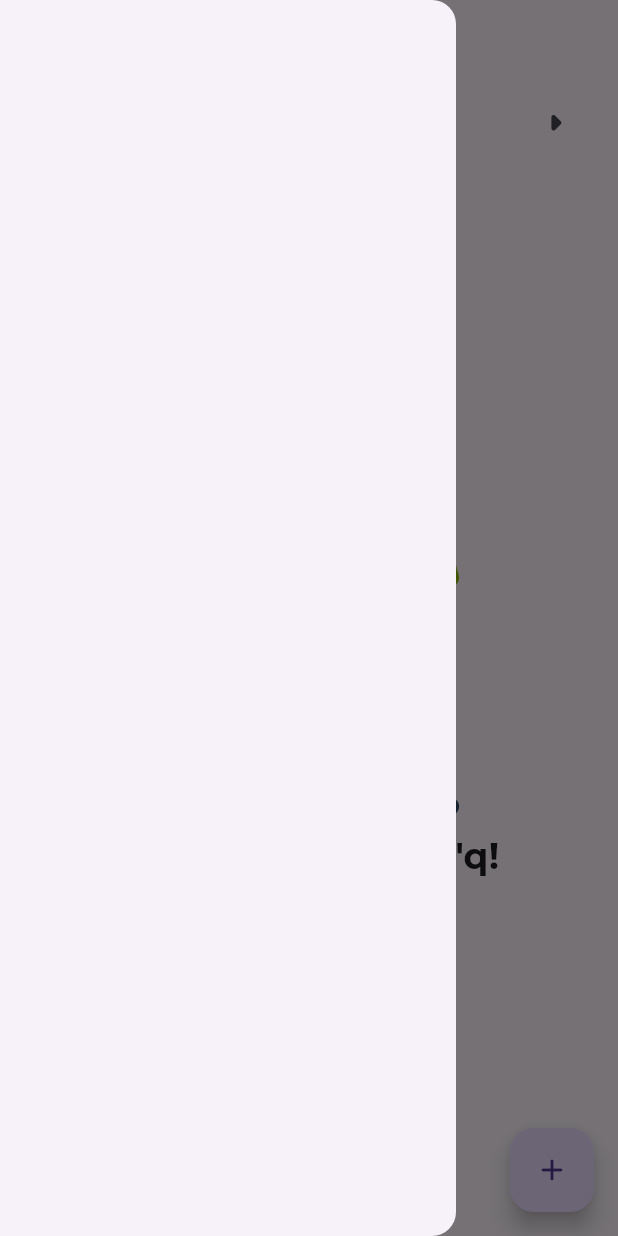
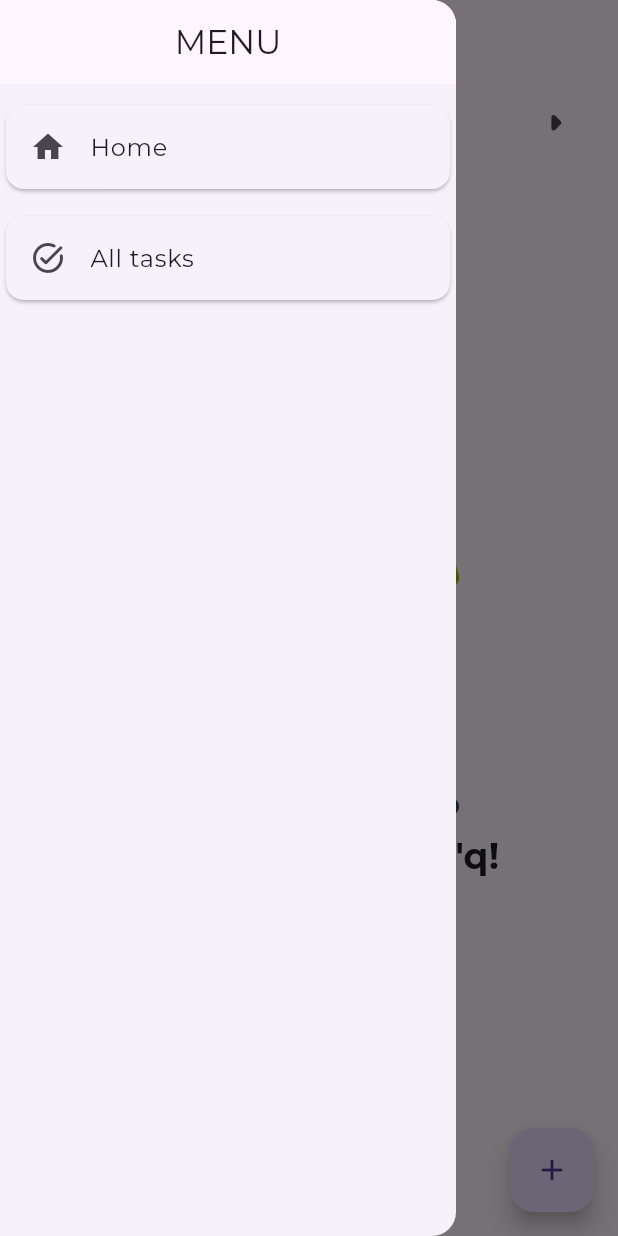
Before and after one commit to Boburbro/todo_app1, a Flutter app: the screen it shows after launch, with the side drawer open, on a phone screen of 412 x 824 dp. Run offline on Flutter 3.47's test engine with Material 3 defaults, Android fonts, the light colour scheme and no system bars; our stand-ins replace google_fonts, sqflite; accounts and stored records are empty.

Commit message:
public beta v3

```diff
--- a/lib/main.dart
+++ b/lib/main.dart
@@ -1,7 +1,6 @@
 import 'package:flutter/material.dart';
 import 'package:google_fonts/google_fonts.dart';
 import 'package:provider/provider.dart';
-// import 'package:todo_app/screens/auth_screen.dart';
 
 import './screens/home_screen.dart';
 import 'provider/todo_provider.dart';
--- a/lib/screens/home_screen.dart
+++ b/lib/screens/home_screen.dart
@@ -1,6 +1,7 @@
 import 'package:flutter/cupertino.dart';
 import 'package:flutter/material.dart';
 import 'package:provider/provider.dart';
+import 'package:todo_app/widgets/app_drawer.dart';
 
 import 'add_todo_item.dart';
 
@@ -65,7 +66,7 @@ class _HomeState extends State<Home> {
       appBar: AppBar(
         title: const Text("To Do app"),
       ),
-      drawer: const Drawer(),
+      drawer: const AppDrawer(onScreen: 'home',),
       body: isLoading
           ? const Center(
               child: CupertinoActivityIndicator(
@@ -96,7 +97,7 @@ class _HomeState extends State<Home> {
             isDismissible: false,
             context: context,
             builder: (ctx) {
-              return const AddToDoItem();
+              return const AddToDoItem(id: '',);
             },
           );
         },
--- /dev/null
+++ b/lib/widgets/app_drawer.dart
@@ -0,0 +1,86 @@
+import 'package:flutter/cupertino.dart';
+import 'package:flutter/material.dart';
+import 'package:todo_app/screens/all_tasks.dart';
+import 'package:todo_app/screens/home_screen.dart';
+
+class AppDrawer extends StatelessWidget {
+  const AppDrawer({required this.onScreen, super.key});
+
+  final String onScreen;
+
+  @override
+  Widget build(BuildContext context) {
+    return Drawer(
+      child: Column(
+        children: [
+          AppBar(
+            title: const Text("MENU"),
+            centerTitle: true,
+            automaticallyImplyLeading: false,
+          ),
+          const SizedBox(height: 10),
+          BuildTitleWidget(
+            onScreen: onScreen,
+            icon: Icons.home,
+            name: "Home",
+            onTap: () {
+              if (onScreen == 'home') {
+                Navigator.of(context).pop();
+              } else {
+                Navigator.of(context).pushReplacement(
+                  CupertinoPageRoute(
+                    builder: (_) => const Home(),
+                  ),
+                );
+              }
+            },
+          ),
+          const SizedBox(height: 10),
+          BuildTitleWidget(
+            onScreen: onScreen,
+            icon: Icons.task_alt_rounded,
+            name: "All tasks",
+            onTap: () {
+              if (onScreen == 'all-tasks') {
+                Navigator.of(context).pop();
+              } else {
+                Navigator.of(context).pushReplacement(
+                  CupertinoPageRoute(
+                    builder: (_) => const AllTasks(),
+                  ),
+                );
+              }
+            },
+          ),
+
+        ],
+      ),
+    );
+  }
+}
+
+class BuildTitleWidget extends StatelessWidget {
+  const BuildTitleWidget({
+    super.key,
+    required this.onScreen,
+    required this.icon,
+    required this.name,
+    required this.onTap,
+  });
+
+  final String onScreen;
+  final IconData icon;
+  final String name;
+  final Function() onTap;
+
+  @override
+  Widget build(BuildContext context) {
+    return Card(
+      child: ListTile(
+        leading: Icon(icon),
+        title: Text(name),
+        onTap: onTap,
+      ),
+    );
+  }
+}
--- a/lib/widgets/todo_items.dart
+++ b/lib/widgets/todo_items.dart
@@ -12,7 +12,7 @@ class ToDoItems extends StatelessWidget {
   @override
   Widget build(BuildContext context) {
     final data = Provider.of<ToDoProvider>(context);
-    final dataList = data.list(now);
+    final dataList = Provider.of<ToDoProvider>(context, listen: false).list(now);
     return Expanded(
       child: dataList.isEmpty
           ? Center(
```
Also changed, not shown: lib/provider/todo_provider.dart (+29 -0 lines), lib/screens/add_todo_item.dart (+28 -3 lines), lib/screens/all_tasks.dart (added, +88 -0 lines), lib/screens/auth_screen.dart (deleted, +0 -216 lines), 1 other file.
